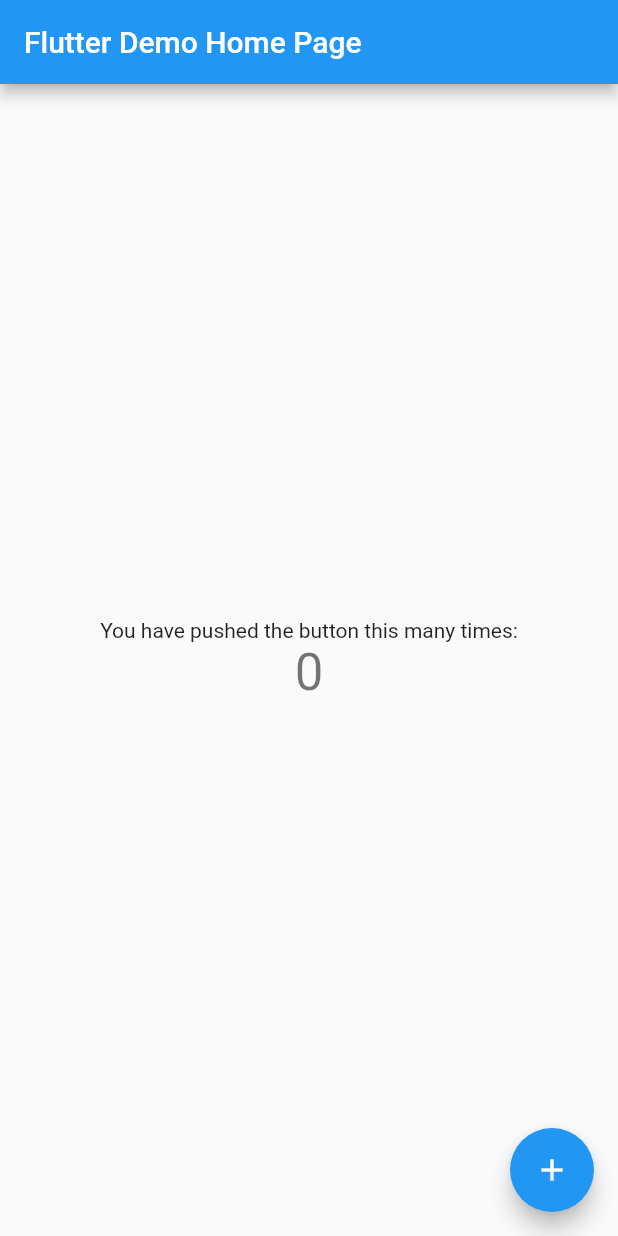
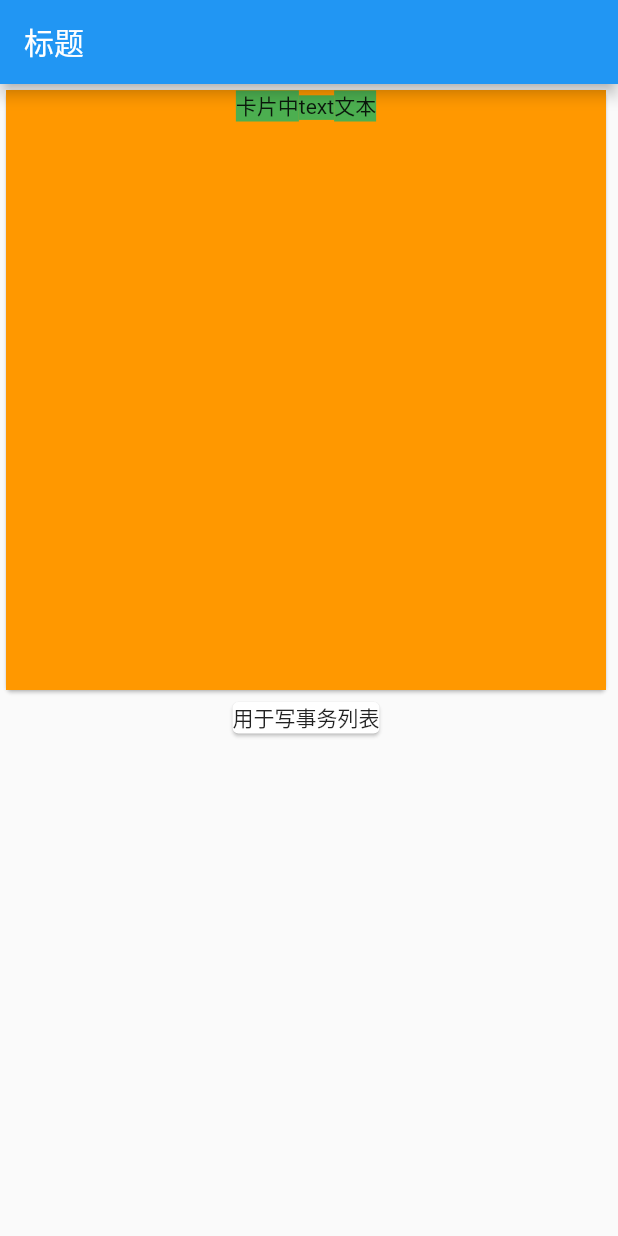
Before and after one commit to rockfang/flutter_expense_proj, a Flutter app: the screen it shows after launch, on a phone screen of 412 x 824 dp. Run offline on Flutter 3.47's test engine with Material 2 defaults, Android fonts, the phone set to English and light mode, and no system bars.

Commit message:
Card Column Text

```diff
--- a/lib/main.dart
+++ b/lib/main.dart
@@ -3,109 +3,51 @@ import 'package:flutter/material.dart';
 void main() => runApp(MyApp());
 
 class MyApp extends StatelessWidget {
-  // This widget is the root of your application.
   @override
   Widget build(BuildContext context) {
     return MaterialApp(
       title: 'Flutter Demo',
       theme: ThemeData(
-        // This is the theme of your application.
-        //
-        // Try running your application with "flutter run". You'll see the
-        // application has a blue toolbar. Then, without quitting the app, try
-        // changing the primarySwatch below to Colors.green and then invoke
-        // "hot reload" (press "r" in the console where you ran "flutter run",
-        // or simply save your changes to "hot reload" in a Flutter IDE).
-        // Notice that the counter didn't reset back to zero; the application
-        // is not restarted.
         primarySwatch: Colors.blue,
       ),
-      home: MyHomePage(title: 'Flutter Demo Home Page'),
+      home: MyHomePage(),
     );
   }
 }
 
-class MyHomePage extends StatefulWidget {
-  MyHomePage({Key key, this.title}) : super(key: key);
-
-  // This widget is the home page of your application. It is stateful, meaning
-  // that it has a State object (defined below) that contains fields that affect
-  // how it looks.
-
-  // This class is the configuration for the state. It holds the values (in this
-  // case the title) provided by the parent (in this case the App widget) and
-  // used by the build method of the State. Fields in a Widget subclass are
-  // always marked "final".
-
-  final String title;
-
-  @override
-  _MyHomePageState createState() => _MyHomePageState();
-}
-
-class _MyHomePageState extends State<MyHomePage> {
-  int _counter = 0;
-
-  void _incrementCounter() {
-    setState(() {
-      // This call to setState tells the Flutter framework that something has
-      // changed in this State, which causes it to rerun the build method below
-      // so that the display can reflect the updated values. If we changed
-      // _counter without calling setState(), then the build method would not be
-      // called again, and so nothing would appear to happen.
-      _counter++;
-    });
-  }
-
+/**
+ * 1.Column的高度是默认是double.infinity 即尽可能占满屏幕的 （通过MainAxisAlignment就能看出来）
+ * 2.Card本身的宽高由其child的宽高决定,默认包裹child的宽高。
+ * 3.Text的宽高，默认是包裹文本 textAlign设置text在其父布局水平方向的排版
+ * 4.设置Text间隔样式： 给Text增加一层container包裹后设置container样式达到效果
+ * 5.
+ */
+class MyHomePage extends StatelessWidget {
   @override
   Widget build(BuildContext context) {
-    // This method is rerun every time setState is called, for instance as done
-    // by the _incrementCounter method above.
-    //
-    // The Flutter framework has been optimized to make rerunning build methods
-    // fast, so that you can just rebuild anything that needs updating rather
-    // than having to individually change instances of widgets.
     return Scaffold(
-      appBar: AppBar(
-        // Here we take the value from the MyHomePage object that was created by
-        // the App.build method, and use it to set our appbar title.
-        title: Text(widget.title),
-      ),
-      body: Center(
-        // Center is a layout widget. It takes a single child and positions it
-        // in the middle of the parent.
-        child: Column(
-          // Column is also layout widget. It takes a list of children and
-          // arranges them vertically. By default, it sizes itself to fit its
-          // children horizontally, and tries to be as tall as its parent.
-          //
-          // Invoke "debug painting" (press "p" in the console, choose the
-          // "Toggle Debug Paint" action from the Flutter Inspector in Android
-          // Studio, or the "Toggle Debug Paint" command in Visual Studio Code)
-          // to see the wireframe for each widget.
-          //
-          // Column has various properties to control how it sizes itself and
-          // how it positions its children. Here we use mainAxisAlignment to
-          // center the children vertically; the main axis here is the vertical
-          // axis because Columns are vertical (the cross axis would be
-          // horizontal).
-          mainAxisAlignment: MainAxisAlignment.center,
+        appBar: AppBar(
+          title: Text("标题"),
+        ),
+        body: Column(
+          mainAxisAlignment: MainAxisAlignment.start,
           children: <Widget>[
-            Text(
-              'You have pushed the button this many times:',
+            Card(
+              child: Container(
+                width: 400,
+                height: 400,
+                child: Text(
+                  "卡片中text文本",
+                  style: TextStyle(backgroundColor: Colors.green),
+                  textAlign: TextAlign.center,
+                ),
+                color: Colors.orange,
+              ),
             ),
-            Text(
-              '$_counter',
-              style: Theme.of(context).textTheme.display1,
-            ),
+            Card(
+              child: Text("用于写事务列表"),
+            )
           ],
-        ),
-      ),
-      floatingActionButton: FloatingActionButton(
-        onPressed: _incrementCounter,
-        tooltip: 'Increment',
-        child: Icon(Icons.add),
-      ), // This trailing comma makes auto-formatting nicer for build methods.
-    );
+        ));
   }
 }
```
